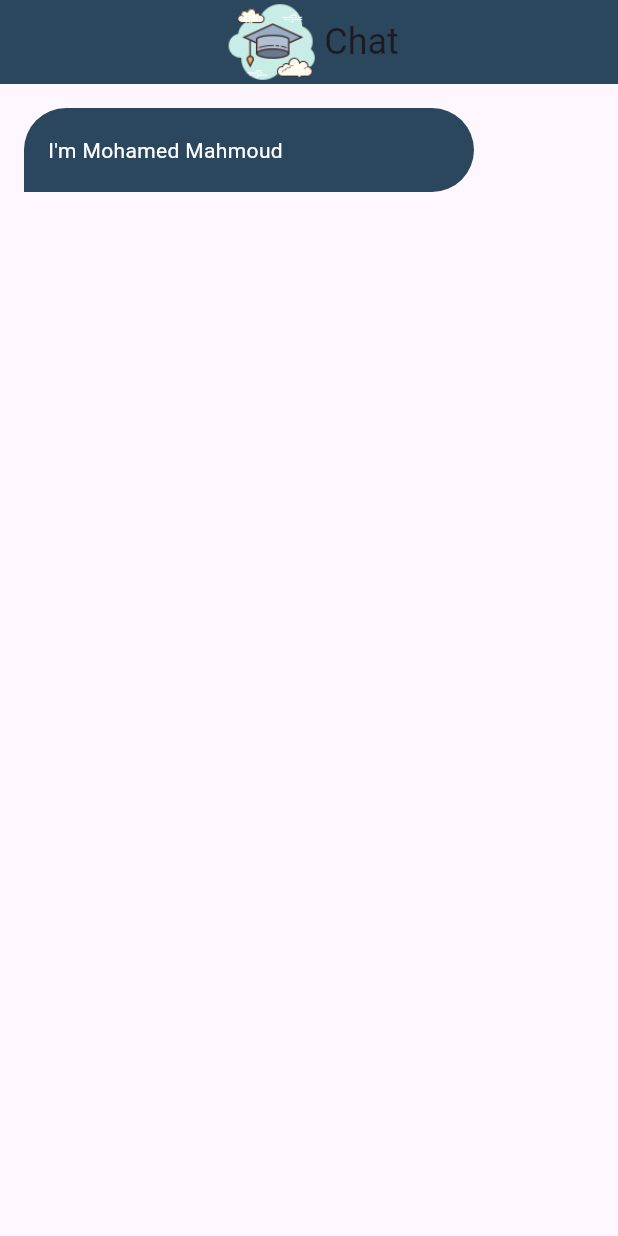
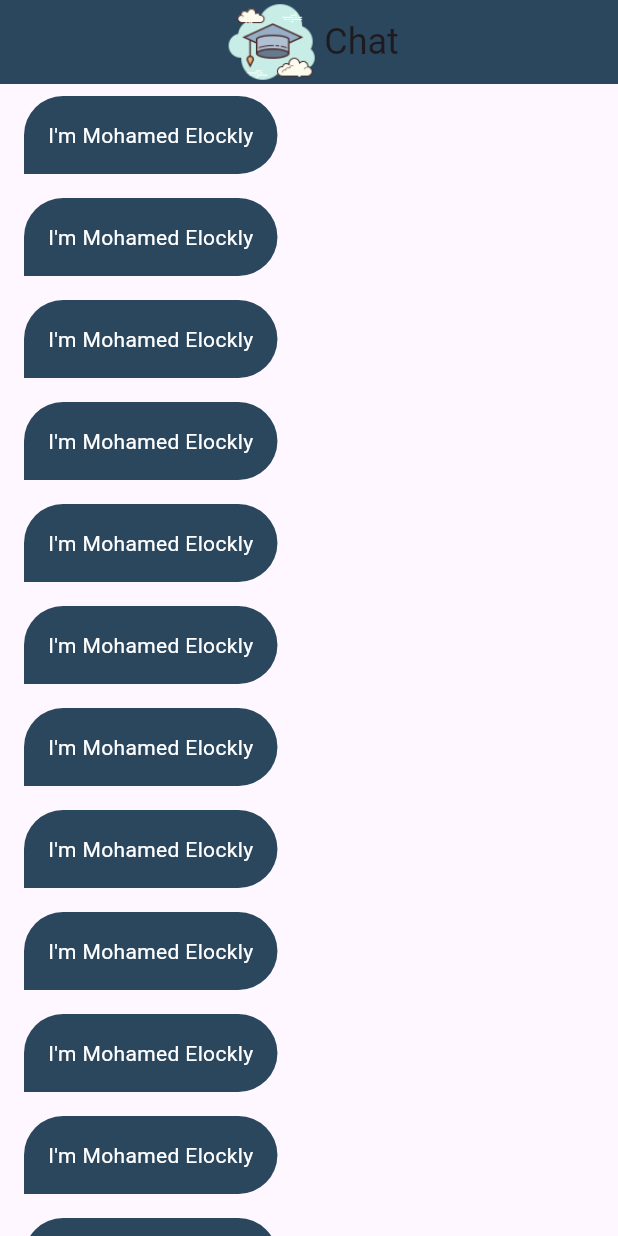
Before and after one commit to MuhamedElockly/chat_app, a Flutter app: the screen it shows after launch, on a phone screen of 412 x 824 dp. Run offline on Flutter 3.47's test engine with Material 3 defaults, Android fonts, the phone set to English and light mode, and no system bars; our stand-ins replace firebase_auth, firebase_core, modal_progress_hud_nsn; missing offline and left inert: dart:ffi; accounts and stored records are empty.

Commit message:
update chat pubble

```diff
--- a/lib/screens/chat_page.dart
+++ b/lib/screens/chat_page.dart
@@ -24,7 +24,11 @@ class ChatPage extends StatelessWidget {
         ),
         centerTitle: true,
       ),
-      body: CustomChatPubble(),
+      body: ListView.builder(
+        itemBuilder: (context, index) {
+          return CustomChatPubble();
+        },
+      ),
     );
   }
 }
--- a/lib/widgets/custo_chat_pubble.dart
+++ b/lib/widgets/custo_chat_pubble.dart
@@ -8,12 +8,11 @@ class CustomChatPubble extends StatelessWidget {
 
   @override
   Widget build(BuildContext context) {
-    return Container(
-      width: 300,
+    return Align(
       alignment: Alignment.centerLeft,
-      margin: EdgeInsets.all(16),
-      padding: EdgeInsets.only(left: 16),
-      height: 56,
+      child: Container(
+        margin: EdgeInsets.symmetric(horizontal: 16, vertical: 8),
+        padding: EdgeInsets.only(left: 16, top: 16, bottom: 16, right: 16),
         decoration: BoxDecoration(
           color: kPrimaryColor,
           borderRadius: BorderRadius.only(
@@ -23,9 +22,10 @@ class CustomChatPubble extends StatelessWidget {
           ),
         ),
         child: Text(
-        'I\'m Mohamed Mahmoud ',
+          'I\'m Mohamed Elockly',
           style: TextStyle(
             color: Colors.white,
+          ),
         ),
       ),
     );
```
Lines whose indentation alone changed are shown as unchanged.
